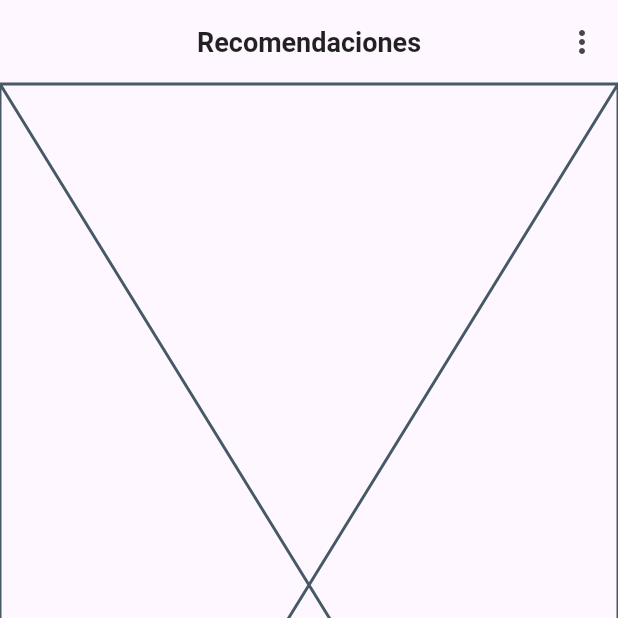
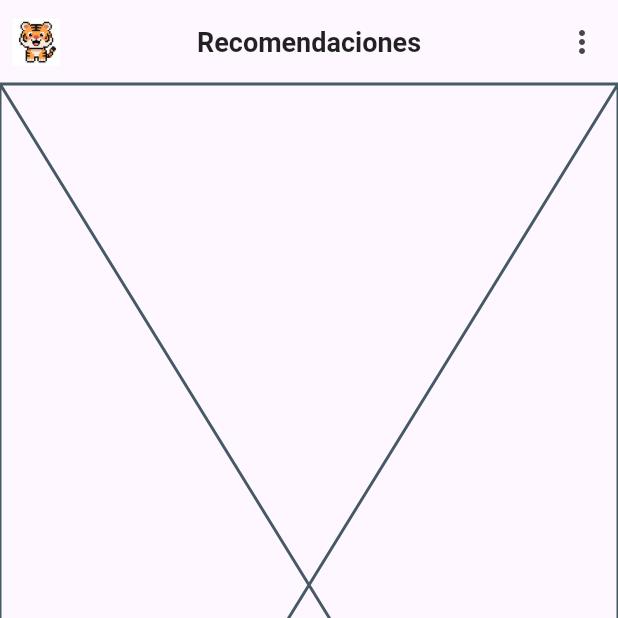
Before and after one commit to CQuarkH/tora-frontend, a Flutter app: the ChildMainScreen screen opened by its route, item 2 of the bottom bar chosen, on a phone screen of 412 x 824 dp, the top half of it. Run offline on Flutter 3.47's test engine with Material 3 defaults, Android fonts, the phone set to English and light mode, and no system bars; our stand-ins replace audioplayers, calendar_view, flutter_hooks, flutter_local_notifications, flutter_svg, go_router and 3 more.

Commit message:
feat: add tora logo to child's appbar

```diff
--- a/lib/features/child/screens/child_main_screen.dart
+++ b/lib/features/child/screens/child_main_screen.dart
@@ -23,6 +23,14 @@ class ChildMainScreen extends HookWidget {
         backgroundColor: Colors.transparent,
         centerTitle: true,
         elevation: 0,
+        leadingWidth: 40,
+        leading: Padding(
+          padding: const EdgeInsets.only(left: 8.0),
+          child: Image.asset(
+            'assets/images/icons/tora.png',
+            fit: BoxFit.contain,
+          ),
+        ),
         title: Column(
           crossAxisAlignment: CrossAxisAlignment.start,
           children: [
```
Also changed, not shown: assets/images/icons/tora.png (added).
